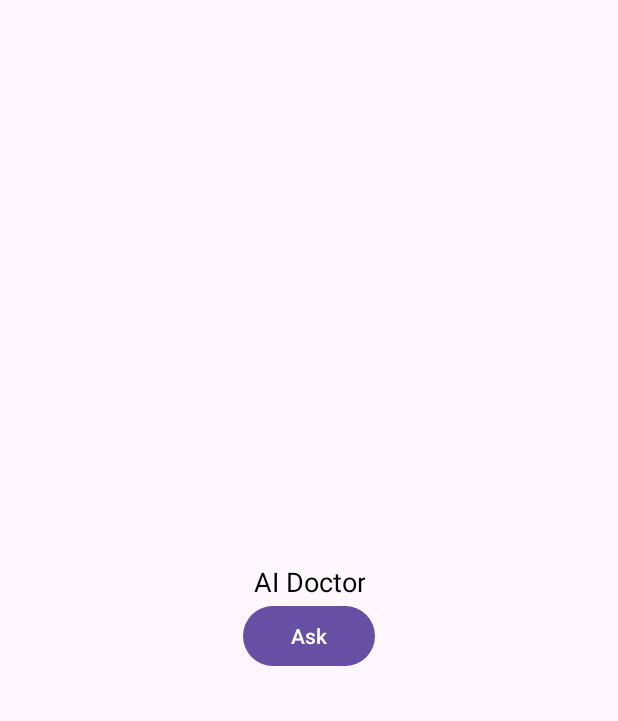
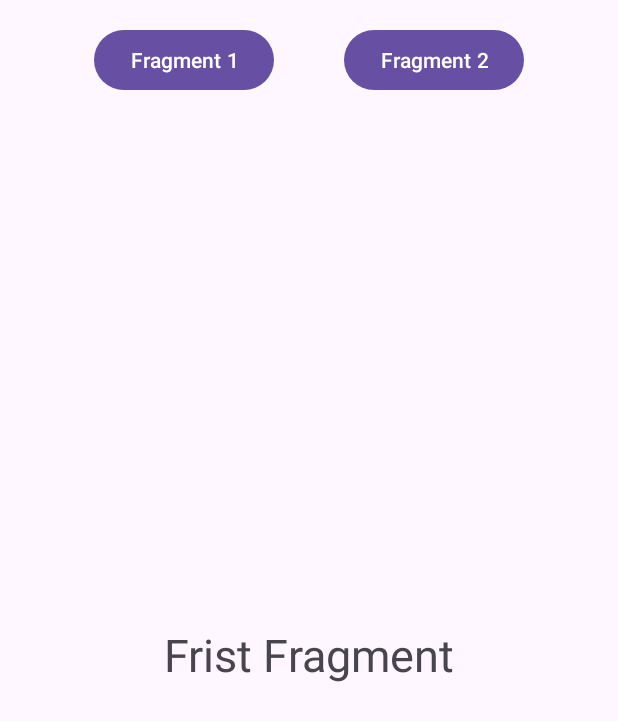
Before and after one commit to Matthew1219MT/ElderCare, an Android app: the screen it shows after launch (VM_AIDoctor before the commit, VM_FragmentTest after it), on a phone screen of 412 x 824 dp. Shown: the top 721 px of the screen. Run offline under Robolectric (Android 15) with nearby library versions, the phone set to English and light mode, and no system bars.

Commit message:
Test Scripts for Fragment Components
Several test script has been added for testing switching between fragments

```diff
--- a/app/build.gradle.kts
+++ b/app/build.gradle.kts
@@ -77,4 +77,10 @@ dependencies {
     implementation("com.android.volley:volley:1.2.1");
     implementation("com.google.code.gson:gson:2.11.0");
 
+    val fragment_version = "1.8.9"
+
+    // Java language implementation
+    implementation("androidx.fragment:fragment:$fragment_version")
+    // Kotlin
+    implementation("androidx.fragment:fragment-ktx:$fragment_version")
 }
--- /dev/null
+++ b/app/src/main/java/com/eldercare/eldercare/Fragment/FirstFragment.java
@@ -0,0 +1,22 @@
+package com.eldercare.eldercare.Fragment;
+
+import android.os.Bundle;
+
+import androidx.fragment.app.Fragment;
+
+import android.view.LayoutInflater;
+import android.view.View;
+import android.view.ViewGroup;
+
+import com.eldercare.eldercare.R;
+
+public class FirstFragment extends Fragment {
+    public FirstFragment() {
+        super(R.layout.fragment_first);
+    }
+
+    @Override
+    public void onCreate(Bundle savedInstanceState) {
+        super.onCreate(savedInstanceState);
+    }
+}
--- /dev/null
+++ b/app/src/main/java/com/eldercare/eldercare/Fragment/SecondFragment.java
@@ -0,0 +1,18 @@
+package com.eldercare.eldercare.Fragment;
+
+import android.os.Bundle;
+
+import androidx.fragment.app.Fragment;
+
+import com.eldercare.eldercare.R;
+
+public class SecondFragment extends Fragment {
+    public SecondFragment() {
+        super(R.layout.fragment_second);
+    }
+
+    @Override
+    public void onCreate(Bundle savedInstanceState) {
+        super.onCreate(savedInstanceState);
+    }
+}
--- a/app/src/main/java/com/eldercare/eldercare/ViewModel/VM_AIDoctor.java
+++ b/app/src/main/java/com/eldercare/eldercare/ViewModel/VM_AIDoctor.java
@@ -24,7 +24,6 @@ public class VM_AIDoctor extends AppCompatActivity {
     @Override
     protected void onCreate(Bundle savedInstanceState) {
         super.onCreate(savedInstanceState);
-        EdgeToEdge.enable(this);
         EdgeToEdge.enable(this);
         setContentView(R.layout.activity_ai_doctor);
         //Initialize views
--- /dev/null
+++ b/app/src/main/java/com/eldercare/eldercare/ViewModel/VM_FragmentTest.java
@@ -0,0 +1,51 @@
+package com.eldercare.eldercare.ViewModel;
+
+import android.os.Bundle;
+import android.widget.Button;
+
+import androidx.activity.EdgeToEdge;
+import androidx.annotation.NonNull;
+import androidx.appcompat.app.AppCompatActivity;
+import androidx.fragment.app.Fragment;
+
+import com.eldercare.eldercare.Fragment.FirstFragment;
+import com.eldercare.eldercare.Fragment.SecondFragment;
+import com.eldercare.eldercare.Model.M_AIDoctor;
+import com.eldercare.eldercare.R;
+
+public class VM_FragmentTest extends AppCompatActivity {
+
+    private Button fragment1Btn;
+    private Button fragment2Btn;
+
+    @Override
+    protected void onCreate(Bundle savedInstanceState) {
+        super.onCreate(savedInstanceState);
+        setContentView(R.layout.fragment_test);
+
+        Fragment firstFragment = new FirstFragment();
+        Fragment secondFragment = new SecondFragment();
+
+        fragment1Btn = findViewById(R.id.btnFragment1);
+        fragment2Btn = findViewById(R.id.btnFragment2);
+
+        getSupportFragmentManager()
+                .beginTransaction()
+                .replace(R.id.fragmentContainer, firstFragment)
+                .commit();
+
+        fragment1Btn.setOnClickListener(v -> {
+            getSupportFragmentManager()
+                    .beginTransaction()
+                    .replace(R.id.fragmentContainer, firstFragment)
+                    .commit();
+        });
+
+        fragment2Btn.setOnClickListener(v -> {
+            getSupportFragmentManager()
+                    .beginTransaction()
+                    .replace(R.id.fragmentContainer, secondFragment)
+                    .commit();
+        });
+    }
+}
--- a/app/src/main/res/layout/activity_ai_doctor.xml
+++ b/app/src/main/res/layout/activity_ai_doctor.xml
@@ -11,16 +11,15 @@
         android:layout_width="wrap_content"
         android:layout_height="wrap_content"
         android:text="AI Doctor"
+        android:textAlignment="center"
         android:textColor="#000000"
-        android:textSize="18sp"
-        android:textAlignment="center"
-    />
+        android:textSize="18sp" />
+
     <Button
         android:id="@+id/ai_doctor_btn"
-        android:text="Ask"
         android:layout_width="wrap_content"
         android:layout_height="wrap_content"
-    />
+        android:text="Ask" />
 
 
 </LinearLayout>
--- /dev/null
+++ b/app/src/main/res/layout/fragment_first.xml
@@ -0,0 +1,32 @@
+<?xml version="1.0" encoding="utf-8"?>
+<androidx.constraintlayout.widget.ConstraintLayout xmlns:android="http://schemas.android.com/apk/res/android"
+    xmlns:app="http://schemas.android.com/apk/res-auto"
+    xmlns:tools="http://schemas.android.com/tools"
+    android:layout_width="match_parent"
+    android:layout_height="match_parent"
+    tools:context=".Fragment.FirstFragment">
+
+    <TextView
+        android:id="@+id/tvFirstFragment"
+        android:layout_width="wrap_content"
+        android:layout_height="wrap_content"
+        android:text="Frist Fragment"
+        android:textSize="30sp"
+        app:layout_constraintBottom_toBottomOf="parent"
+        app:layout_constraintEnd_toEndOf="parent"
+        app:layout_constraintHorizontal_bias="0.5"
+        app:layout_constraintStart_toStartOf="parent"
+        app:layout_constraintTop_toTopOf="parent"
+        app:layout_constraintVertical_bias="0.5"
+        tools:ignore="MissingConstraints" />
+
+    <androidx.constraintlayout.widget.Guideline android:layout_width="wrap_content"
+        android:layout_height="wrap_content" />
+
+    <androidx.constraintlayout.widget.Barrier android:layout_width="wrap_content"
+        android:layout_height="wrap_content" />
+
+    <androidx.constraintlayout.widget.Guideline android:layout_width="wrap_content"
+        android:layout_height="wrap_content" />
+
+</androidx.constraintlayout.widget.ConstraintLayout>
--- /dev/null
+++ b/app/src/main/res/layout/fragment_test.xml
@@ -0,0 +1,44 @@
+<?xml version="1.0" encoding="utf-8"?>
+<androidx.constraintlayout.widget.ConstraintLayout xmlns:android="http://schemas.android.com/apk/res/android"
+    xmlns:app="http://schemas.android.com/apk/res-auto"
+    xmlns:tools="http://schemas.android.com/tools"
+    android:layout_width="match_parent"
+    android:layout_height="match_parent"
+    android:padding="16dp"
+    >
+
+    <Button
+        android:id="@+id/btnFragment1"
+        android:layout_width="wrap_content"
+        android:layout_height="wrap_content"
+        android:text="Fragment 1"
+        app:layout_constraintEnd_toStartOf="@+id/btnFragment2"
+        app:layout_constraintHorizontal_bias="0.5"
+        app:layout_constraintStart_toStartOf="parent"
+        app:layout_constraintTop_toTopOf="parent"
+        tools:ignore="MissingConstraints" />
+
+    <Button
+        android:id="@+id/btnFragment2"
+        android:layout_width="wrap_content"
+        android:layout_height="wrap_content"
+        android:text="Fragment 2"
+        app:layout_constraintEnd_toEndOf="parent"
+        app:layout_constraintHorizontal_bias="0.5"
+        app:layout_constraintStart_toEndOf="@+id/btnFragment1"
+        app:layout_constraintTop_toTopOf="parent"
+        tools:ignore="MissingConstraints" />
+
+    <FrameLayout
+        android:id="@+id/fragmentContainer"
+        android:layout_width="match_parent"
+        android:layout_height="0dp"
+        app:layout_constraintBottom_toBottomOf="parent"
+        app:layout_constraintEnd_toEndOf="parent"
+        app:layout_constraintHorizontal_bias="0.5"
+        app:layout_constraintStart_toStartOf="parent"
+        app:layout_constraintTop_toBottomOf="@+id/btnFragment1"
+        app:layout_constraintVertical_bias="0.802" />
+
+
+</androidx.constraintlayout.widget.ConstraintLayout>
--- a/app/src/main/res/values/strings.xml
+++ b/app/src/main/res/values/strings.xml
@@ -1,3 +1,5 @@
 <resources>
     <string name="app_name">Eldercare</string>
+    <!-- TODO: Remove or change this placeholder text -->
+    <string name="hello_blank_fragment">Hello blank fragment</string>
 </resources>
```
Also changed, not shown: app/src/main/AndroidManifest.xml (+9 -0 lines), app/src/main/res/layout/fragment_second.xml (added, +32 -0 lines).
